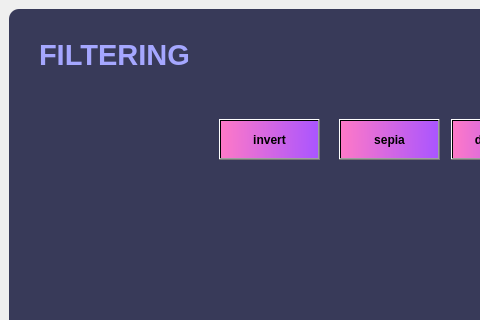
This is filteringWindow.ui in DorsaNazari/Image-Data-Annotation-Preprocessing-and-Augmentation as Qt 5 draws it before an edit; both pictures show x 0 to 480 and y 0 to 320 of the 1249 by 801 pixel window. The edited form follows.
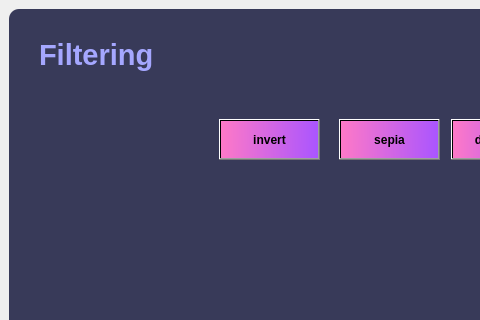
This is the edited form. Icons and pictures are not drawn.

The edit to the form file:
```diff
--- a/filteringWindow.ui
+++ b/filteringWindow.ui
@@ -99,7 +99,7 @@
         <string notr="true">color: rgb(165, 167, 255);</string>
        </property>
        <property name="text">
-        <string>FILTERING</string>
+        <string>Filtering</string>
        </property>
       </widget>
       <widget class="QLabel" name="label_2">
```
